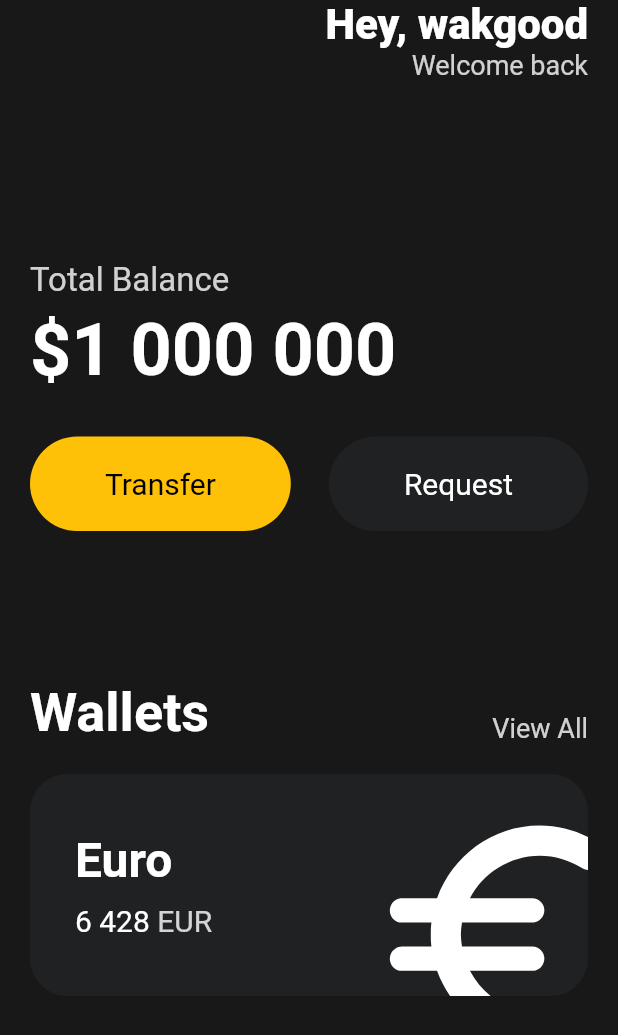
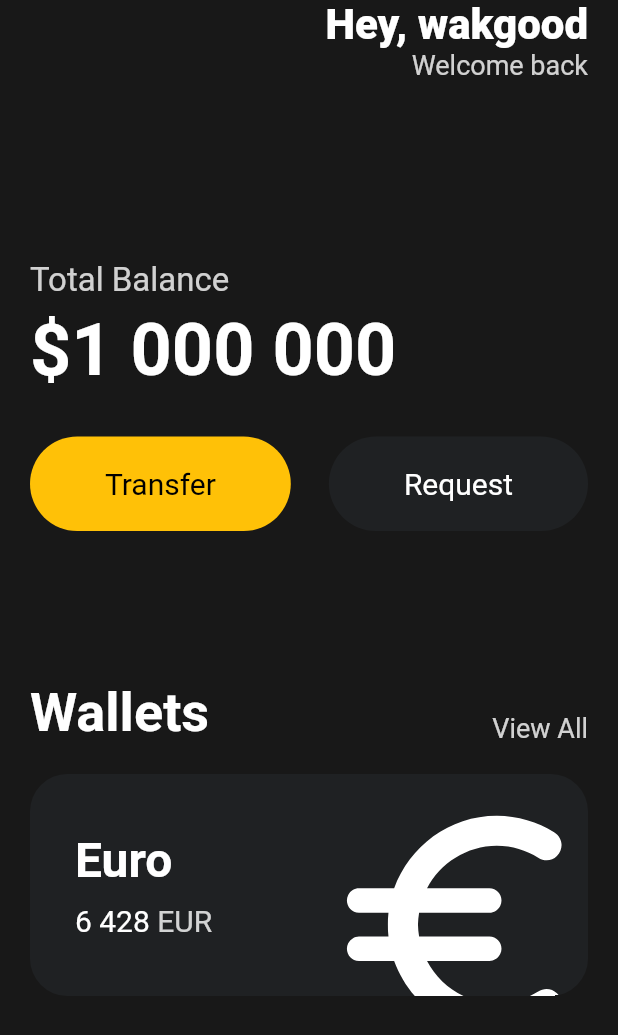
Before and after one commit to Myoungmin/toonflix, a Flutter app: the screen it shows after launch, on a phone screen of 412 x 824 dp. Shown: the top 1035 px of the screen. Run offline on Flutter 3.47's test engine with Material 2 defaults, Android fonts, the phone set to English and light mode, and no system bars.

```diff
--- a/lib/main.dart
+++ b/lib/main.dart
@@ -157,7 +157,7 @@ class App extends StatelessWidget {
                       Transform.scale(
                         scale: 2.2,
                         child: Transform.translate(
-                          offset: const Offset(8, 15),
+                          offset: const Offset(-5, 12),
                           child: const Icon(
                             Icons.euro_rounded,
                             color: Colors.white,
```
